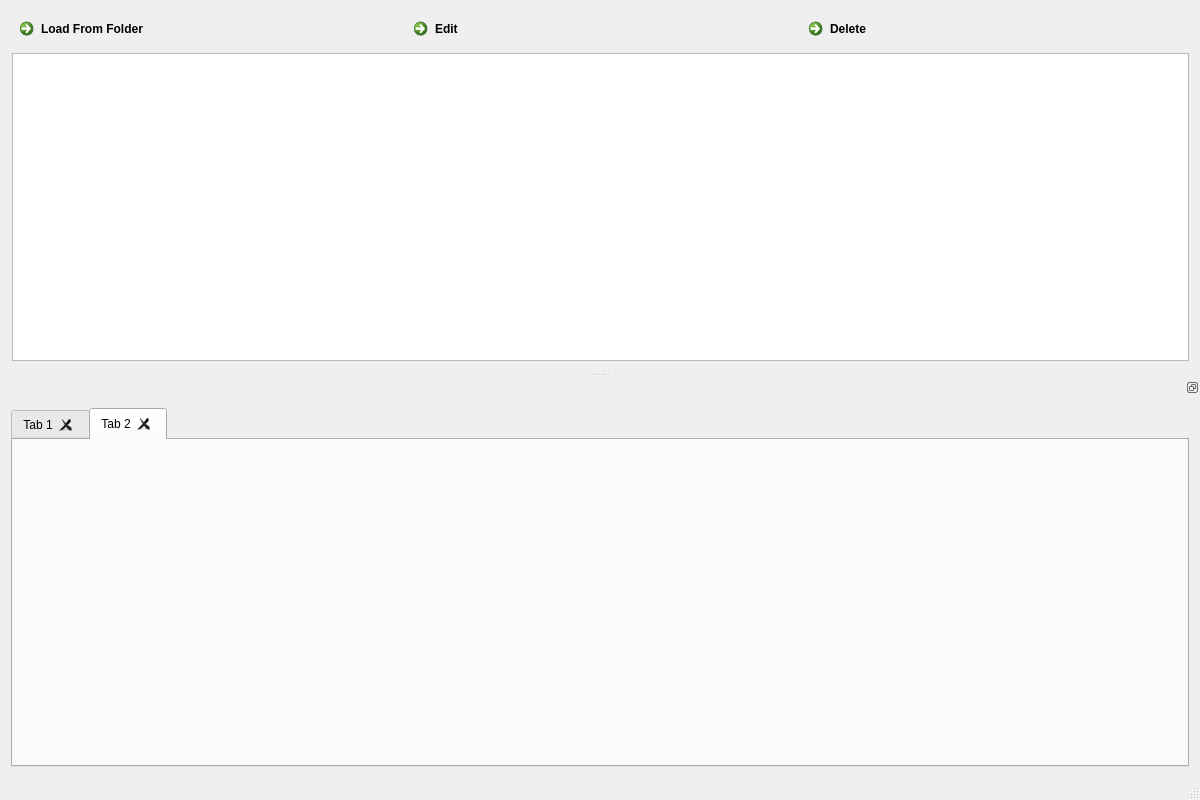
Above: mainwindow.ui from utat-uav/cv16-interface before the change. Below: the same form after it.
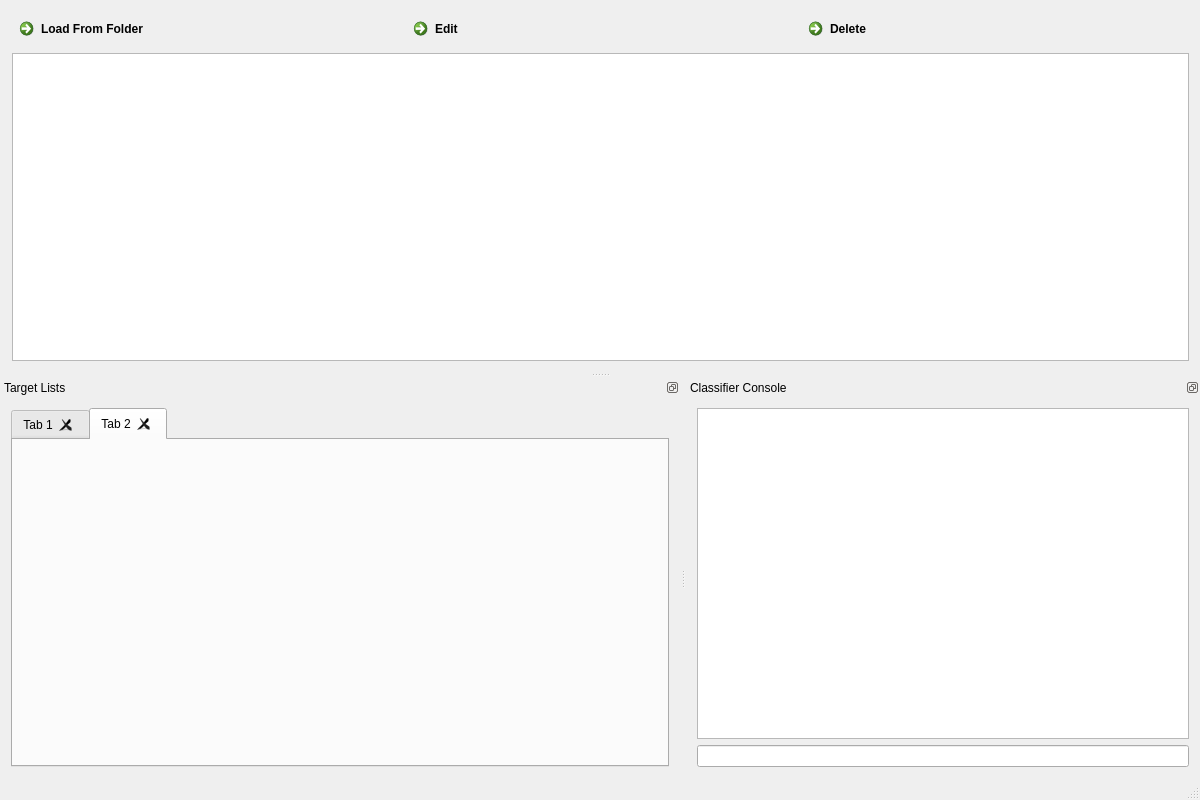
That is the form after the change. Icons and pictures are not drawn.

```diff
--- a/mainwindow.ui
+++ b/mainwindow.ui
@@ -108,18 +108,21 @@
   <widget class="QDockWidget" name="dockWidget_2">
    <property name="minimumSize">
     <size>
-     <width>145</width>
+     <width>397</width>
      <height>400</height>
     </size>
    </property>
    <property name="features">
     <set>QDockWidget::DockWidgetFloatable|QDockWidget::DockWidgetMovable</set>
    </property>
+   <property name="windowTitle">
+    <string>Target Lists</string>
+   </property>
    <attribute name="dockWidgetArea">
     <number>8</number>
    </attribute>
    <widget class="QWidget" name="dockWidgetContents_2">
-    <layout class="QVBoxLayout" name="verticalLayout_3">
+    <layout class="QHBoxLayout" name="horizontalLayout_2">
      <item>
       <widget class="QTabWidget" name="tabWidget">
        <property name="currentIndex">
@@ -147,6 +150,46 @@
     </layout>
    </widget>
   </widget>
+  <widget class="QDockWidget" name="dockWidget">
+   <property name="minimumSize">
+    <size>
+     <width>300</width>
+     <height>137</height>
+    </size>
+   </property>
+   <property name="features">
+    <set>QDockWidget::DockWidgetFloatable|QDockWidget::DockWidgetMovable</set>
+   </property>
+   <property name="windowTitle">
+    <string>Classifier Console</string>
+   </property>
+   <attribute name="dockWidgetArea">
+    <number>8</number>
+   </attribute>
+   <widget class="QWidget" name="dockWidgetContents">
+    <layout class="QVBoxLayout" name="verticalLayout_3">
+     <item>
+      <widget class="QTextBrowser" name="consoleOutput">
+       <property name="minimumSize">
+        <size>
+         <width>0</width>
+         <height>0</height>
+        </size>
+       </property>
+       <property name="maximumSize">
+        <size>
+         <width>230535</width>
+         <height>16777215</height>
+        </size>
+       </property>
+      </widget>
+     </item>
+     <item>
+      <widget class="QLineEdit" name="consoleCommander"/>
+     </item>
+    </layout>
+   </widget>
+  </widget>
  </widget>
  <layoutdefault spacing="6" margin="11"/>
  <resources/>
```
Left out of the diff: 25 changed lines with no effect on the pictures.
